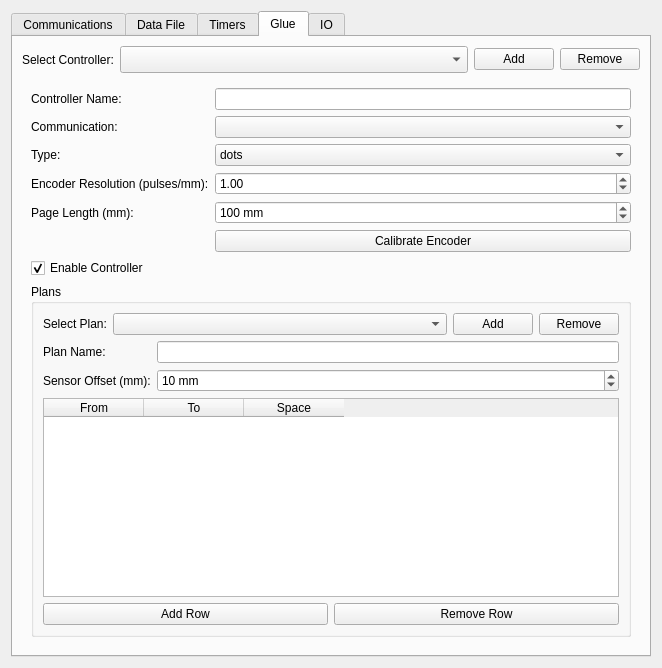
orkiman/MachineController, file src/gui/SettingsWindow.ui: the form before one commit.
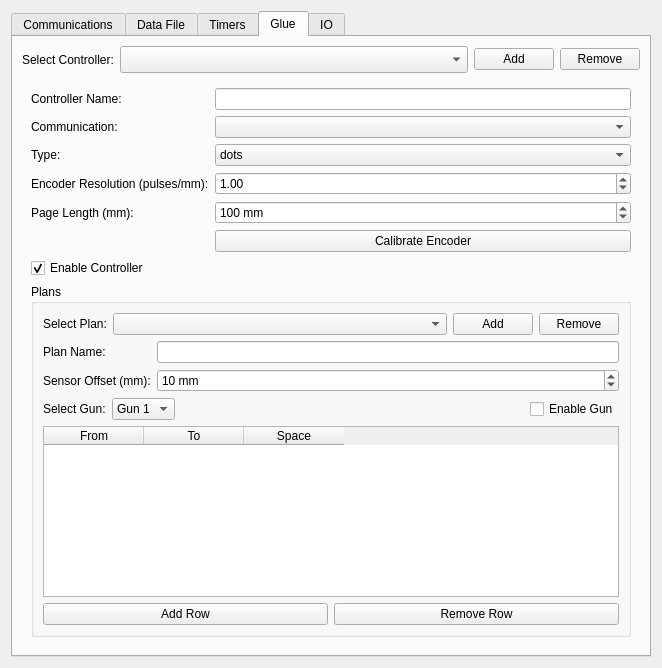
The form after the commit. The open tabs and pages were chosen to show the change.

Commit message: added seperate gun to plan - now before  refactoring save settings to save only current tab

```diff
--- a/src/gui/SettingsWindow.ui
+++ b/src/gui/SettingsWindow.ui
@@ -686,6 +686,61 @@
                 </item>
                </layout>
               </item>
+              <item>
+               <layout class="QHBoxLayout" name="gunSelectorLayout">
+                <item>
+                 <widget class="QLabel" name="gunSelectorLabel">
+                  <property name="text">
+                   <string>Select Gun:</string>
+                  </property>
+                 </widget>
+                </item>
+                <item>
+                 <widget class="QComboBox" name="gunSelectorComboBox">
+                  <item>
+                   <property name="text">
+                    <string>Gun 1</string>
+                   </property>
+                  </item>
+                  <item>
+                   <property name="text">
+                    <string>Gun 2</string>
+                   </property>
+                  </item>
+                  <item>
+                   <property name="text">
+                    <string>Gun 3</string>
+                   </property>
+                  </item>
+                  <item>
+                   <property name="text">
+                    <string>Gun 4</string>
+                   </property>
+                  </item>
+                 </widget>
+                </item>
+                <item>
+                 <spacer name="gunSelectorSpacer">
+                  <property name="orientation">
+                   <enum>Qt::Horizontal</enum>
+                  </property>
+                  <property name="sizeHint" stdset="0">
+                   <size>
+                    <width>40</width>
+                    <height>20</height>
+                   </size>
+                  </property>
+                 </spacer>
+                </item>
+                <item>
+                 <widget class="QCheckBox" name="gunEnabledCheckBox">
+                  <property name="text">
+                   <string>Enable Gun</string>
+                  </property>
+                 </widget>
+                </item>
+               </layout>
+              </item>
               <item>
                <widget class="QTableWidget" name="glueRowsTable">
                 <property name="selectionMode">
```
Left out of the diff: 4 changed lines with no effect on the pictures. The commit also changes 9 other files.
